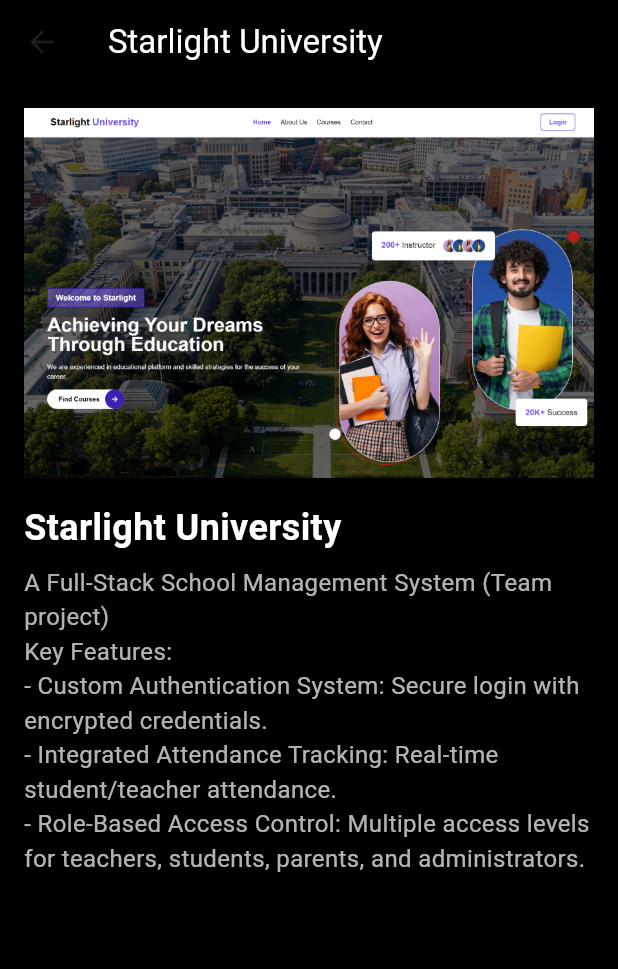
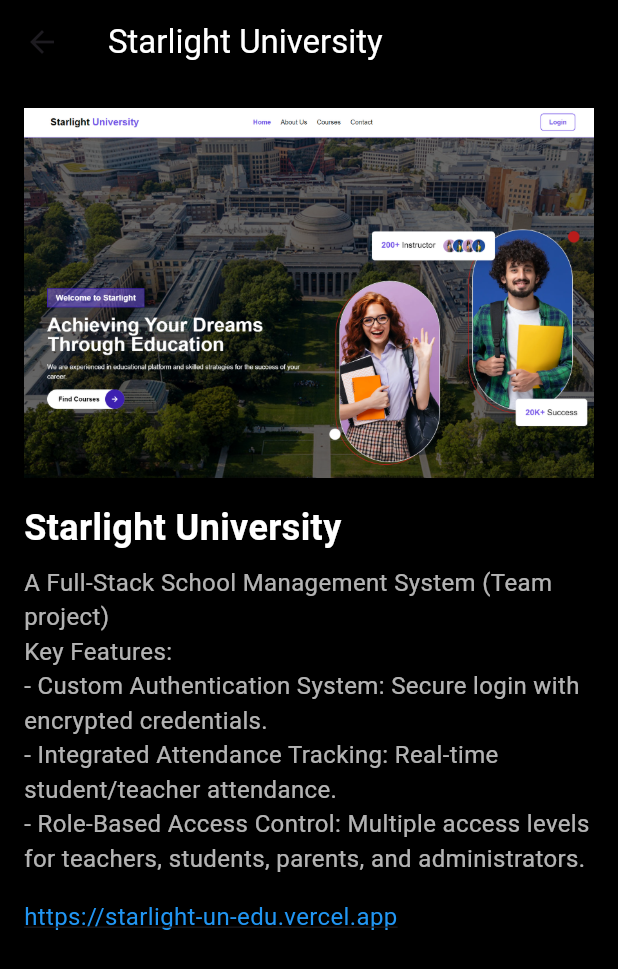
Before and after one commit to samwaseee/portfolio-app, a Flutter app: the screen it shows after launch, after a tap on "Starlight University", on a phone screen of 412 x 824 dp. Shown: the top 969 px of the screen. Run offline on Flutter 3.47's test engine with Material 3 defaults, Android fonts, the phone set to English and light mode, and no system bars; our stand-ins replace font_awesome_flutter.

Commit message:
dart fix

```diff
--- a/lib/homePage.dart
+++ b/lib/homePage.dart
@@ -52,30 +52,30 @@ class Homepage extends StatelessWidget {
                       fit: BoxFit.cover,
                     ),
                   ),
-                  SizedBox(width: 16),
+                  const SizedBox(width: 16),
                   Expanded(
                     child: Column(
                       crossAxisAlignment: CrossAxisAlignment.start,
                       children: [
-                        Text(
+                        const Text(
                           'Halishoror, Chattogram, Bangladesh',
                           style: TextStyle(fontSize: 16, color: Colors.white),
                         ),
-                        SizedBox(height: 8),
+                        const SizedBox(height: 8),
                     Row(
                       children: [
                         IconButton(
-                          icon: FaIcon(FontAwesomeIcons.globe, color: Colors.white),
+                          icon: const FaIcon(FontAwesomeIcons.globe, color: Colors.white),
                           onPressed: () => _launchURL('https://samiur-rahman-wasi.vercel.app'),
                         ),
-                        SizedBox(width: 8),
+                        const SizedBox(width: 8),
                         IconButton(
-                          icon: FaIcon(FontAwesomeIcons.github, color: Colors.white),
+                          icon: const FaIcon(FontAwesomeIcons.github, color: Colors.white),
                           onPressed: () => _launchURL('https://github.com/samwaseee'),
                         ),
-                        SizedBox(width: 8),
+                        const SizedBox(width: 8),
                         IconButton(
-                          icon: FaIcon(FontAwesomeIcons.linkedin, color: Colors.white),
+                          icon: const FaIcon(FontAwesomeIcons.linkedin, color: Colors.white),
                           onPressed: () => _launchURL('https://www.linkedin.com/in/samiur-rahman-wasi'),
                         ),
                       ],
@@ -118,11 +118,11 @@ class Homepage extends StatelessWidget {
               Column(
                 crossAxisAlignment: CrossAxisAlignment.start,
                 children: [
-                  Text(
+                  const Text(
                     'Projects',
                     style: TextStyle(fontSize: 24, fontWeight: FontWeight.bold, color: Colors.white),
                   ),
-                  SizedBox(height: 16),
+                  const SizedBox(height: 16),
                   _buildProjectButton(
                     context,
                     'Starlight University',
@@ -155,7 +155,7 @@ class Homepage extends StatelessWidget {
                 margin: const EdgeInsets.only(bottom: 16.0),
                 padding: const EdgeInsets.all(16.0),
 
-                child: Column(
+                child: const Column(
                   crossAxisAlignment: CrossAxisAlignment.start,
                   children: [
                     Text(
@@ -195,7 +195,7 @@ class Homepage extends StatelessWidget {
                 margin: const EdgeInsets.only(bottom: 16.0),
                 padding: const EdgeInsets.all(16.0),
 
-                child: Column(
+                child: const Column(
                   crossAxisAlignment: CrossAxisAlignment.start,
                   children: [
                     Text(
@@ -233,12 +233,9 @@ class Homepage extends StatelessWidget {
 
   void _launchURL(String url) async {
     final Uri uri = Uri.parse(url);
-    print('Attempting to launch $url');
     if (await canLaunchUrl(uri)) {
-      print('Launching $url');
-      await launchUrl(uri, mode: LaunchMode.externalApplication);
+      await launchUrl(uri);
     } else {
-      print('Could not launch $url');
       throw 'Could not launch $url';
     }
   }
@@ -276,19 +273,19 @@ class Homepage extends StatelessWidget {
               width: 50,
               fit: BoxFit.cover,
             ),
-            SizedBox(width: 16),
+            const SizedBox(width: 16),
             Expanded(
               child: Column(
                 crossAxisAlignment: CrossAxisAlignment.start,
                 children: [
                   Text(
                     title,
-                    style: TextStyle(fontSize: 18, fontWeight: FontWeight.bold, color: Colors.white),
+                    style: const TextStyle(fontSize: 18, fontWeight: FontWeight.bold, color: Colors.white),
                   ),
-                  SizedBox(height: 8),
+                  const SizedBox(height: 8),
                   Text(
                     description,
-                    style: TextStyle(fontSize: 16, color: Colors.grey),
+                    style: const TextStyle(fontSize: 16, color: Colors.grey),
                   ),
                 ],
               ),
@@ -323,7 +320,7 @@ class Homepage extends StatelessWidget {
           children: [
             Text(
               title,
-              style: TextStyle(
+              style: const TextStyle(
                 fontSize: 18,
                 fontWeight: FontWeight.bold,
                 color: Colors.white,
@@ -332,7 +329,7 @@ class Homepage extends StatelessWidget {
             const SizedBox(height: 8),
             Text(
               description,
-              style: TextStyle(
+              style: const TextStyle(
                 fontSize: 16,
                 color: Colors.grey,
               ),
--- a/lib/projectDescription_page.dart
+++ b/lib/projectDescription_page.dart
@@ -1,4 +1,5 @@
 import 'package:flutter/material.dart';
+import 'package:url_launcher/url_launcher.dart';
 
 // Project Description Page
 class ProjectDescriptionPage extends StatelessWidget {
@@ -49,10 +50,37 @@ Key Features:
     }
   }
 
+  // Function to get the project URL based on the project title
+  String getProjectUrl(String title) {
+    switch (title) {
+      case 'Starlight University':
+        return 'https://starlight-un-edu.vercel.app';
+      case 'Care Camp':
+        return 'https://care-camp-a12.web.app';
+      case 'BookedInn':
+        return 'https://bookedinn-a11.web.app';
+      case 'Sam Travel':
+        return 'https://sam-travels-a10.web.app';
+      default:
+        return 'samiur-rahman-wasi.vercel.app';
+    }
+  }
+
+  // Function to launch URL
+  void _launchURL(String url) async {
+    final Uri uri = Uri.parse(url);
+    if (await canLaunchUrl(uri)) {
+      await launchUrl(uri);
+    } else {
+      throw 'Could not launch $url';
+    }
+  }
+
   @override
   Widget build(BuildContext context) {
-    // Get the full description based on the project title
+    // Get the full description and URL based on the project title
     final projectDescription = getFullDescription(projectTitle);
+    final projectUrl = getProjectUrl(projectTitle);
 
     return Scaffold(
       backgroundColor: Colors.black, // Set background to black
@@ -86,6 +114,18 @@ Key Features:
                 color: Colors.white70, // Slightly lighter text color for the description
               ),
             ),
+            const SizedBox(height: 16),
+            InkWell(
+              onTap: () => _launchURL(projectUrl),
+              child: Text(
+                projectUrl,
+                style: const TextStyle(
+                  fontSize: 16,
+                  color: Colors.blue, // URL text color
+                  decoration: TextDecoration.underline, // Underline the URL text
+                ),
+              ),
+            ),
           ],
         ),
       ),
```
Also changed, not shown: lib/skills_page.dart (+13 -11 lines).
